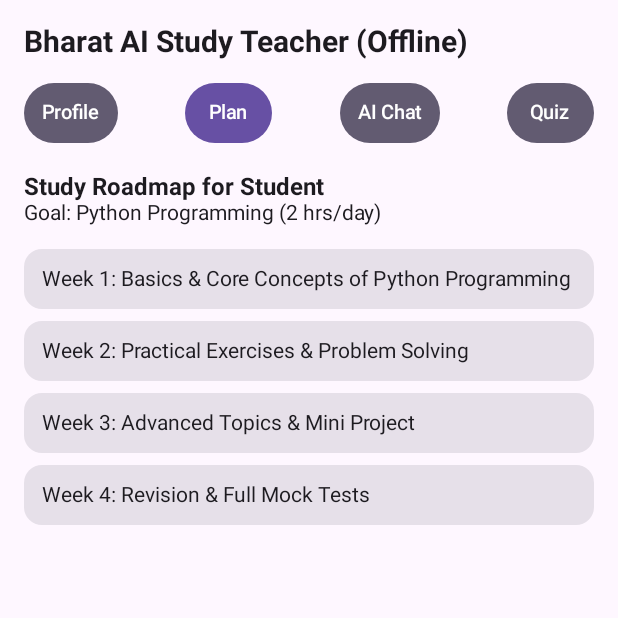
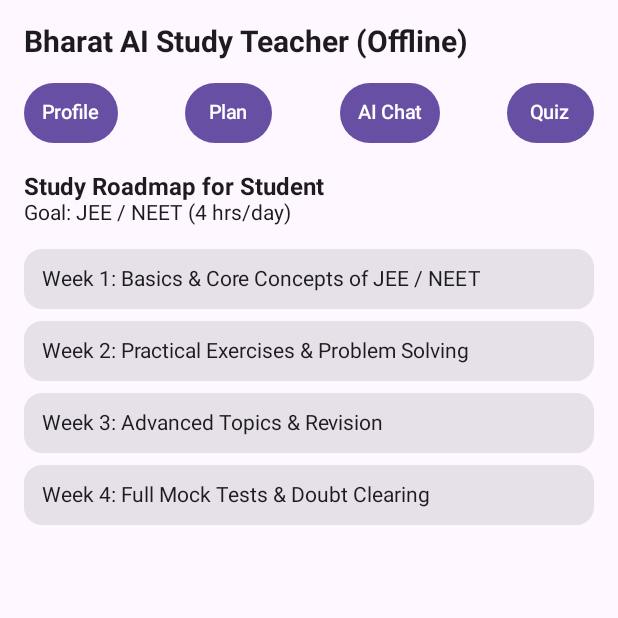
Before and after one commit to dnyanuuu01/Bharat-AI-Learning-Companion, an Android app built with Jetpack Compose: the composable BharatAITeacherApp shown on its own in the app's theme, after a tap on "Plan", on a phone screen of 412 x 824 dp, the top half of it. Run offline under Robolectric (Android 15) with nearby library versions, the phone set to English and light mode, and no system bars.

Commit message:
Change default study goal and hours in MainActivity
Updated default values for student goal and study hours. Modified text labels and button functionalities.

```diff
--- a/app/src/main/java/com/bharat/ailearning/MainActivity.kt
+++ b/app/src/main/java/com/bharat/ailearning/MainActivity.kt
@@ -1,4 +1,4 @@
-package com.example.bharatailearningcompanion
+package com.bharat.ailearning
 
 import android.content.Context
 import android.os.Bundle
@@ -35,8 +35,8 @@ fun BharatAITeacherApp() {
 
     var currentTab by remember { mutableStateOf("Profile") }
     var studentName by remember { mutableStateOf(prefs.getString("name", "") ?: "") }
-    var studentGoal by remember { mutableStateOf(prefs.getString("goal", "Python Programming") ?: "Python Programming") }
-    var studyHours by remember { mutableStateOf(prefs.getString("hours", "2") ?: "2") }
+    var studentGoal by remember { mutableStateOf(prefs.getString("goal", "JEE / NEET") ?: "JEE / NEET") }
+    var studyHours by remember { mutableStateOf(prefs.getString("hours", "4") ?: "4") }
 
     Column(modifier = Modifier.fillMaxSize().padding(16.dp)) {
         Text(
@@ -46,7 +46,6 @@ fun BharatAITeacherApp() {
         )
         Spacer(modifier = Modifier.height(12.dp))
 
-        // 4 Navigation Buttons
         Row(
             modifier = Modifier.fillMaxWidth(),
             horizontalArrangement = Arrangement.SpaceBetween
@@ -54,10 +53,7 @@ fun BharatAITeacherApp() {
             listOf("Profile", "Plan", "AI Chat", "Quiz").forEach { tab ->
                 Button(
                     onClick = { currentTab = tab },
-                    contentPadding = PaddingValues(horizontal = 12.dp, vertical = 8.dp),
-                    colors = ButtonDefaults.buttonColors(
-                        containerColor = if (currentTab == tab) MaterialTheme.colorScheme.primary else MaterialTheme.colorScheme.secondary
-                    )
+                    contentPadding = PaddingValues(horizontal = 12.dp, vertical = 8.dp)
                 ) {
                     Text(tab, fontSize = 13.sp)
                 }
@@ -66,7 +62,6 @@ fun BharatAITeacherApp() {
 
         Spacer(modifier = Modifier.height(16.dp))
 
-        // Screen Content
         Column(modifier = Modifier.weight(1f).verticalScroll(rememberScrollState())) {
             when (currentTab) {
                 "Profile" -> ProfileScreen(
@@ -109,7 +104,7 @@ fun ProfileScreen(name: String, goal: String, hours: String, onSave: (String, St
     OutlinedTextField(
         value = tempGoal,
         onValueChange = { tempGoal = it; savedMsg = false },
-        label = { Text("Study Goal (e.g. Python, GATE)") },
+        label = { Text("Study Goal (e.g. JEE, NEET, Python)") },
         modifier = Modifier.fillMaxWidth()
     )
     Spacer(modifier = Modifier.height(8.dp))
@@ -131,7 +126,7 @@ fun ProfileScreen(name: String, goal: String, hours: String, onSave: (String, St
 
     if (savedMsg) {
         Spacer(modifier = Modifier.height(8.dp))
-        Text("✅ Profile Saved Successfully in Phone!", color = MaterialTheme.colorScheme.primary)
+        Text("✅ Profile Saved Successfully!", fontWeight = FontWeight.Bold)
     }
 }
 
@@ -144,8 +139,8 @@ fun PlanScreen(name: String, goal: String, hours: String) {
     val weeks = listOf(
         "Week 1: Basics & Core Concepts of $goal",
         "Week 2: Practical Exercises & Problem Solving",
-        "Week 3: Advanced Topics & Mini Project",
-        "Week 4: Revision & Full Mock Tests"
+        "Week 3: Advanced Topics & Revision",
+        "Week 4: Full Mock Tests & Doubt Clearing"
     )
     weeks.forEach { week ->
         Card(modifier = Modifier.fillMaxWidth().padding(vertical = 4.dp)) {
@@ -177,7 +172,7 @@ fun ChatScreen(goal: String) {
 
     Button(onClick = {
         if (question.isNotBlank()) {
-            val reply = "\n\nYou: $question\nAI Teacher: [Llama 3.2 Engine Ready] '$question' को समझने के लिए पहले इसके बेसिक सिद्धांतों को देखें। (असली .pte मॉडल जुड़ते ही यहाँ पूरा उत्तर जनरेट होगा)।"
+            val reply = "\n\nYou: $question\nAI Teacher: [Llama 3.2 Ready] '$question' के मुख्य सिद्धांतों को समझें। (असली .pte मॉडल जुड़ते ही यहाँ पूरा उत्तर जनरेट होगा)।"
             chatHistory += reply
             question = ""
         }
```
